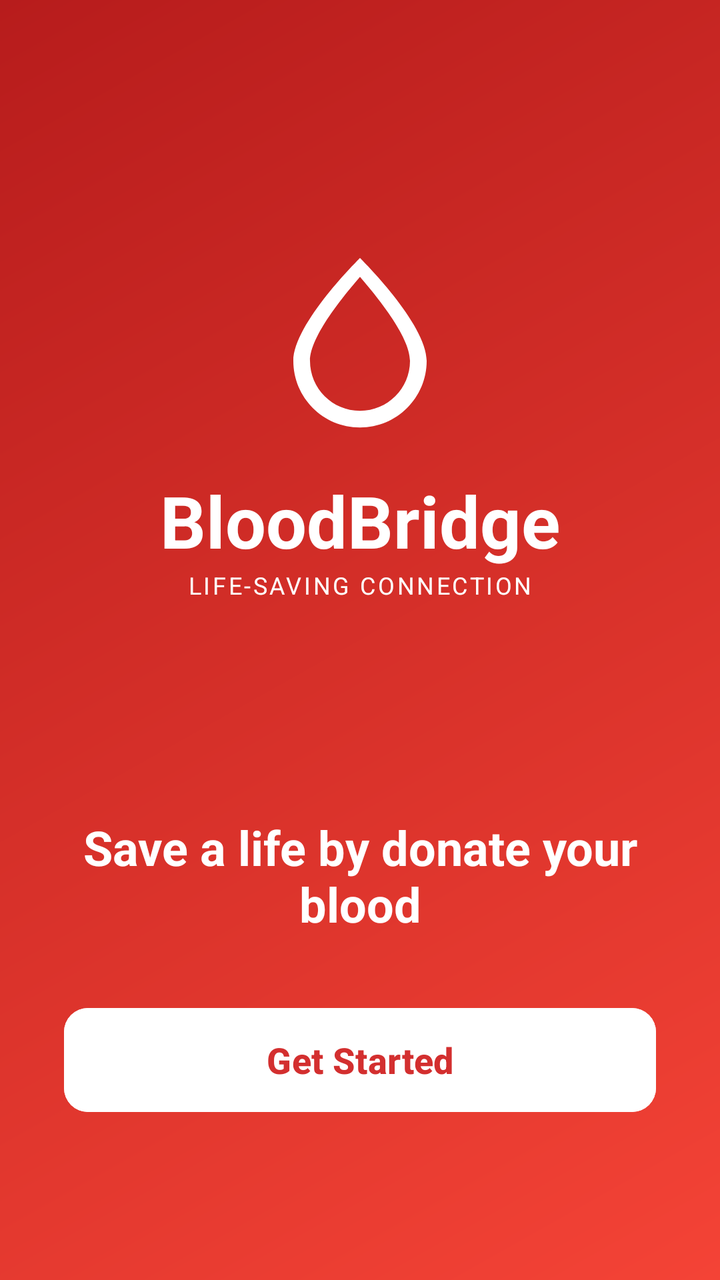
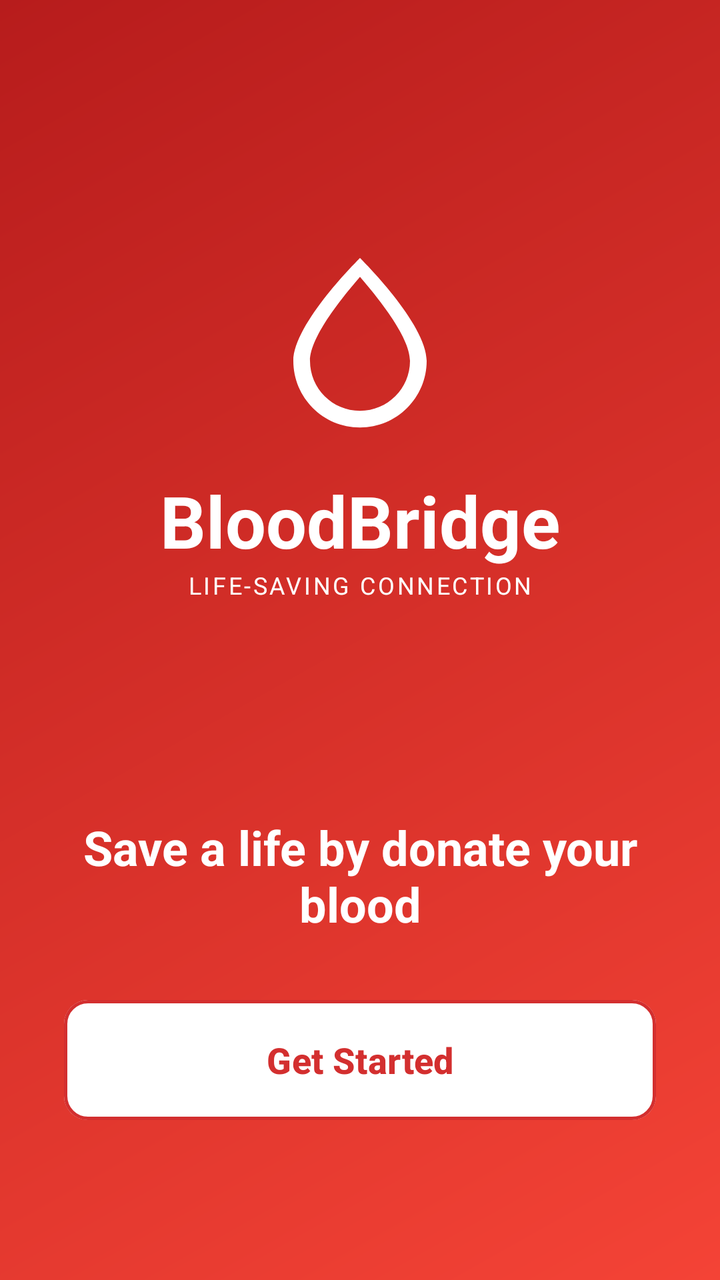

Two renders of the same Android screen: before a commit and after it. Below are the layout's source before the change and the commit's diff.
<!-- AndroidManifest.xml: application theme Theme.BloodBridge -->
<!-- res/layout/activity_splash.xml -->
<?xml version="1.0" encoding="utf-8"?>
<androidx.constraintlayout.widget.ConstraintLayout xmlns:android="http://schemas.android.com/apk/res/android"
    xmlns:app="http://schemas.android.com/apk/res-auto"
    xmlns:tools="http://schemas.android.com/tools"
    android:layout_width="match_parent"
    android:layout_height="match_parent"
    android:background="@drawable/bg_splash_gradient"
    tools:context=".Views.SplashActivity">

    <ImageView
        android:id="@+id/ivLogo"
        android:layout_width="100dp"
        android:layout_height="100dp"
        android:layout_marginTop="120dp"
        android:src="@drawable/ic_blood_drop"
        app:layout_constraintEnd_toEndOf="parent"
        app:layout_constraintStart_toStartOf="parent"
        app:layout_constraintTop_toTopOf="parent" />

    <TextView
        android:id="@+id/tvAppName"
        android:layout_width="wrap_content"
        android:layout_height="wrap_content"
        android:layout_marginTop="16dp"
        android:text="BloodBridge"
        android:textColor="#FFFFFF"
        android:textSize="36sp"
        android:textStyle="bold"
        app:layout_constraintEnd_toEndOf="parent"
        app:layout_constraintStart_toStartOf="parent"
        app:layout_constraintTop_toBottomOf="@+id/ivLogo" />

    <TextView
        android:id="@+id/tvTagline"
        android:layout_width="wrap_content"
        android:layout_height="wrap_content"
        android:text="LIFE-SAVING CONNECTION"
        android:textColor="#FFFFFF"
        android:textSize="12sp"
        android:letterSpacing="0.1"
        app:layout_constraintEnd_toEndOf="parent"
        app:layout_constraintStart_toStartOf="parent"
        app:layout_constraintTop_toBottomOf="@+id/tvAppName" />

    <TextView
        android:id="@+id/tvCallToAction"
        android:layout_width="0dp"
        android:layout_height="wrap_content"
        android:layout_marginStart="40dp"
        android:layout_marginEnd="40dp"
        android:layout_marginBottom="32dp"
        android:gravity="center"
        android:text="Save a life by donate your blood"
        android:textColor="#FFFFFF"
        android:textSize="24sp"
        android:textStyle="bold"
        app:layout_constraintBottom_toTopOf="@+id/btnGetStarted"
        app:layout_constraintEnd_toEndOf="parent"
        app:layout_constraintStart_toStartOf="parent" />

    <com.google.android.material.button.MaterialButton
        android:id="@+id/btnGetStarted"
        android:layout_width="match_parent"
        android:layout_height="60dp"
        android:layout_marginStart="32dp"
        android:layout_marginEnd="32dp"
        android:layout_marginBottom="80dp"
        android:backgroundTint="#FFFFFF"
        android:text="Get Started"
        android:textColor="#D32F2F"
        android:textSize="18sp"
        android:textStyle="bold"
        app:cornerRadius="12dp"
        app:layout_constraintBottom_toBottomOf="parent"
        app:layout_constraintEnd_toEndOf="parent"
        app:layout_constraintStart_toStartOf="parent" />

</androidx.constraintlayout.widget.ConstraintLayout>
<!-- resources referenced by this layout -->
<resources>
  <!-- drawable bg_splash_gradient (drawable) -->
  <?xml version="1.0" encoding="utf-8"?>
  <shape xmlns:android="http://schemas.android.com/apk/res/android"
      android:shape="rectangle">
      <gradient
          android:startColor="#F44336"
          android:endColor="#B71C1C"
          android:angle="135" />
  </shape>
  <!-- drawable ic_blood_drop (drawable) -->
  <vector xmlns:android="http://schemas.android.com/apk/res/android"
      android:width="120dp"
      android:height="120dp"
      android:viewportWidth="24"
      android:viewportHeight="24">
      <path
          android:fillColor="#FFFFFF"
          android:pathData="L12,2.15C12,2.15 4,10 4,14.5C4,18.92 7.58,22.5 12,22.5C16.42,22.5 20,18.92 20,14.5C20,10 12,2.15 12,2.15ZM12,20.5C8.69,20.5 6,17.81 6,14.5C6,11.53 10.15,6.58 12,4.42C13.85,6.58 18,11.52 18,14.5C18,17.81 15.31,20.5 12,20.5Z" />
  </vector>
  <style name="Theme.BloodBridge" parent="Base.Theme.BloodBridge" />
  <style name="Base.Theme.BloodBridge" parent="Theme.Material3.DayNight.NoActionBar">
          
          
      </style>
</resources>

<!-- the commit's change to res/layout/activity_splash.xml (unified diff, before → after) -->
@@ -60,17 +60,15 @@
 
     <com.google.android.material.button.MaterialButton
         android:id="@+id/btnGetStarted"
+        style="@style/AppButton.White"
         android:layout_width="match_parent"
         android:layout_height="60dp"
         android:layout_marginStart="32dp"
         android:layout_marginEnd="32dp"
         android:layout_marginBottom="80dp"
-        android:backgroundTint="#FFFFFF"
         android:text="Get Started"
-        android:textColor="#D32F2F"
         android:textSize="18sp"
         android:textStyle="bold"
-        app:cornerRadius="12dp"
         app:layout_constraintBottom_toBottomOf="parent"
         app:layout_constraintEnd_toEndOf="parent"
         app:layout_constraintStart_toStartOf="parent" />
<!-- resource entries referenced after the edit -->
@@ -19,6 +19,16 @@
           android:fillColor="#FFFFFF"
           android:pathData="L12,2.15C12,2.15 4,10 4,14.5C4,18.92 7.58,22.5 12,22.5C16.42,22.5 20,18.92 20,14.5C20,10 12,2.15 12,2.15ZM12,20.5C8.69,20.5 6,17.81 6,14.5C6,11.53 10.15,6.58 12,4.42C13.85,6.58 18,11.52 18,14.5C18,17.81 15.31,20.5 12,20.5Z" />
   </vector>
+  <style name="AppButton.White" parent="Widget.Material3.Button">
+          <item name="android:textColor">@color/selector_white_to_red_text</item>
+          <item name="backgroundTint">@color/selector_white_to_red_bg</item>
+          <item name="strokeColor">@color/selector_white_to_red_stroke</item>
+          <item name="strokeWidth">1.5dp</item>
+          <item name="android:stateListAnimator">@animator/btn_hover_elevation</item>
+          <item name="cornerRadius">12dp</item>
+          <item name="android:insetTop">0dp</item>
+          <item name="android:insetBottom">0dp</item>
+      </style>
   <style name="Theme.BloodBridge" parent="Base.Theme.BloodBridge" />
   <style name="Base.Theme.BloodBridge" parent="Theme.Material3.DayNight.NoActionBar">
           
